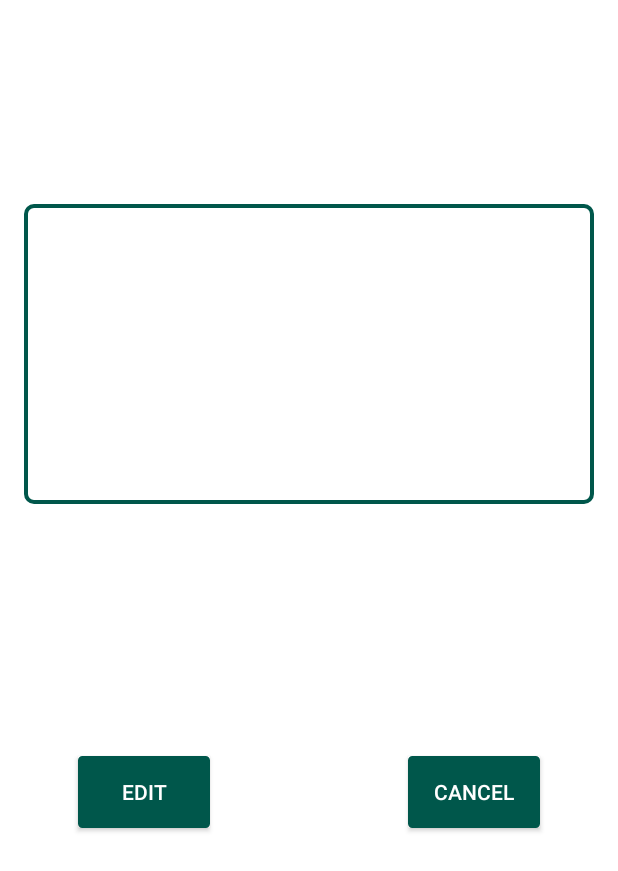
After one commit to theshid/ClipBoard-Manager, an Android app: the EditActivity screen opened directly, with no data from a screen before it, on a phone screen of 412 x 824 dp. The commit adds this screen. Shown: the top 871 px of the screen. Run offline under Robolectric (Android 15) with nearby library versions, the phone set to English and light mode, and no system bars; our stand-ins replace Room's generated code; 2 statements that could not run were skipped.

Commit message:
edit function added

```diff
--- a/app/src/main/java/com/shid/clip/Database/ClipDAO.java
+++ b/app/src/main/java/com/shid/clip/Database/ClipDAO.java
@@ -26,6 +26,9 @@ public interface ClipDAO {
     @Query("UPDATE clip SET favorite = :fav WHERE clipId = :id")
     void update(int fav,int id);
 
+    @Query("UPDATE clip SET entry = :ent WHERE clipId = :id")
+    void updateClip(String ent, int id);
+
 
 
 
--- /dev/null
+++ b/app/src/main/java/com/shid/clip/UI/EditActivity.java
@@ -0,0 +1,112 @@
+package com.shid.clip.UI;
+
+import androidx.annotation.Nullable;
+import androidx.appcompat.app.AppCompatActivity;
+import androidx.lifecycle.Observer;
+import androidx.lifecycle.ViewModelProviders;
+
+import android.content.Intent;
+import android.os.Bundle;
+import android.util.Log;
+import android.view.View;
+import android.widget.Button;
+import android.widget.EditText;
+import android.widget.Toast;
+
+import com.google.android.material.textfield.TextInputEditText;
+import com.shid.clip.Database.AppDatabase;
+import com.shid.clip.Database.ClipEntry;
+import com.shid.clip.R;
+import com.shid.clip.Utils.AppExecutor;
+import com.shid.clip.Utils.SharedPref;
+import com.shid.clip.ViewModel.MainViewModel;
+
+import java.util.List;
+
+public class EditActivity extends AppCompatActivity {
+    private Button btn_edit;
+    private Button btn_cancel;
+    private EditText editText;
+    private List<ClipEntry> clipEntries;
+    private MainViewModel viewModel;
+    private int position;
+    private AppDatabase mDb;
+    private SharedPref sharedPref;
+
+    @Override
+    protected void onCreate(Bundle savedInstanceState) {
+        checkPref();
+        super.onCreate(savedInstanceState);
+        setContentView(R.layout.edit_layout);
+
+        btn_cancel = findViewById(R.id.btn_cancel);
+        btn_edit = findViewById(R.id.btn_edit);
+        editText = findViewById(R.id.editText_edit);
+        mDb = AppDatabase.getInstance(this);
+        clipEntries = (List<ClipEntry>)getIntent().getSerializableExtra("list");
+        setupViewModel();
+        checkIntent();
+
+        final ClipEntry clipEntry = clipEntries.get(position);
+        //editText.setText(clipEntry.getEntry());
+        editText.append(clipEntry.getEntry());
+
+
+
+        btn_edit.setOnClickListener(new View.OnClickListener() {
+            @Override
+            public void onClick(View v) {
+                AppExecutor.getInstance().diskIO().execute(new Runnable() {
+                    @Override
+                    public void run() {
+                        String text = editText.getText().toString();
+                        int id = clipEntry.getClipId();
+                        mDb.clipDao().updateClip(text,id);
+                    }
+                });
+                Toast.makeText(EditActivity.this,"Clip updated",Toast.LENGTH_LONG).show();
+                backToMainIntent();
+
+            }
+        });
+
+        btn_cancel.setOnClickListener(new View.OnClickListener() {
+            @Override
+            public void onClick(View v) {
+                backToMainIntent();
+            }
+        });
+    }
+
+    public void backToMainIntent() {
+        Intent intent = new Intent(EditActivity.this, MainActivity.class);
+        startActivity(intent);
+    }
+
+    private void setupViewModel() {
+        viewModel = ViewModelProviders.of(EditActivity.this).get(MainViewModel.class);
+        viewModel.getClips().observe(this, new Observer<List<ClipEntry>>() {
+            @Override
+            public void onChanged(@Nullable List<ClipEntry> taskEntries) {
+                Log.d("Fragment", "Updating list of tasks from LiveData in ViewModel");
+                clipEntries = taskEntries;
+            }
+        });
+    }
+
+    private void checkPref() {
+        sharedPref = new SharedPref(this);
+
+        if (sharedPref.loadNightMode()) {
+            setTheme(R.style.DarkTheme);
+
+        } else {
+            setTheme(R.style.DayTheme);
+
+        }
+    }
+
+    private void checkIntent(){
+        position = getIntent().getIntExtra("position",0);
+    }
+}
--- a/app/src/main/java/com/shid/clip/UI/MainActivity.java
+++ b/app/src/main/java/com/shid/clip/UI/MainActivity.java
@@ -10,6 +10,7 @@
 import android.view.animation.Animation;
 import android.view.animation.AnimationUtils;
 import android.widget.ImageView;
+import android.widget.LinearLayout;
 
 import com.google.android.material.appbar.AppBarLayout;
 import com.google.android.material.tabs.TabLayout;
@@ -32,6 +33,7 @@
     private boolean isServiceOn = false;
     private SharedPref sharedPref;
     private SparkButton sparkButton;
+
 
 
     @Override
@@ -88,6 +90,7 @@
         appBarLayout = findViewById(R.id.app_bar_id);
         viewPager = findViewById(R.id.view_pager);
         sparkButton = findViewById(R.id.spark_button);
+
     }
 
     private void setButtonAnimation() {
--- /dev/null
+++ b/app/src/main/res/drawable/btn_edit_background.xml
@@ -0,0 +1,15 @@
+<?xml version="1.0" encoding="utf-8"?>
+<ripple xmlns:android="http://schemas.android.com/apk/res/android"
+    android:color="@color/ripple_effect_color">
+
+    <item>
+        <shape android:shape="rectangle">
+            <solid android:color="@color/colorPrimaryDark"></solid>
+            <stroke
+                android:width="2dp"
+                android:color="@color/colorPrimaryDark"></stroke>
+            <corners android:radius="2dp"></corners>
+        </shape>
+    </item>
+
+</ripple>
--- /dev/null
+++ b/app/src/main/res/drawable/edit_text_shape.xml
@@ -0,0 +1,9 @@
+<?xml version="1.0" encoding="utf-8"?>
+<shape xmlns:android="http://schemas.android.com/apk/res/android"
+    android:shape="rectangle">
+    <solid android:color="#00000000" />
+    <stroke android:width="2.5dp"
+        android:color="@color/colorPrimaryDark" />
+    <corners
+        android:radius="5dp"/>
+</shape>
--- a/app/src/main/res/layout/activity_main.xml
+++ b/app/src/main/res/layout/activity_main.xml
@@ -5,6 +5,7 @@
     android:layout_width="match_parent"
     android:layout_height="match_parent"
     android:orientation="vertical"
+
     tools:context=".UI.MainActivity">
 
     <com.google.android.material.appbar.AppBarLayout
--- /dev/null
+++ b/app/src/main/res/layout/edit_layout.xml
@@ -0,0 +1,51 @@
+<?xml version="1.0" encoding="utf-8"?>
+<androidx.constraintlayout.widget.ConstraintLayout xmlns:android="http://schemas.android.com/apk/res/android"
+    xmlns:tools="http://schemas.android.com/tools"
+    android:layout_width="match_parent"
+    android:layout_height="match_parent"
+    xmlns:app="http://schemas.android.com/apk/res-auto"
+    android:orientation="vertical"
+    android:background="?attr/backgroundColor">
+
+
+    <EditText
+        android:id="@+id/editText_edit"
+        android:layout_width="match_parent"
+        android:layout_height="200dp"
+        android:layout_marginStart="16dp"
+        android:layout_marginTop="136dp"
+        android:layout_marginEnd="16dp"
+        android:background="@drawable/edit_text_shape"
+       android:padding="5dp"
+        android:textColor="?attr/textColor"
+        app:layout_constraintEnd_toEndOf="parent"
+        app:layout_constraintHorizontal_bias="0.0"
+        app:layout_constraintStart_toStartOf="parent"
+        app:layout_constraintTop_toTopOf="parent" />
+
+    <Button
+        android:id="@+id/btn_edit"
+        android:layout_width="wrap_content"
+        android:layout_height="wrap_content"
+        android:layout_marginStart="52dp"
+        android:layout_marginTop="168dp"
+        android:background="@drawable/btn_edit_background"
+        android:text="Edit"
+        android:textColor="@android:color/white"
+        app:layout_constraintStart_toStartOf="parent"
+        app:layout_constraintTop_toBottomOf="@+id/editText_edit" />
+
+    <Button
+        android:id="@+id/btn_cancel"
+        android:layout_width="wrap_content"
+        android:layout_height="wrap_content"
+        android:layout_marginTop="168dp"
+        android:layout_marginEnd="52dp"
+        android:background="@drawable/btn_edit_background"
+        android:text="Cancel"
+        android:textColor="@android:color/white"
+        app:layout_constraintEnd_toEndOf="parent"
+        app:layout_constraintTop_toBottomOf="@+id/editText_edit" />
+
+
+</androidx.constraintlayout.widget.ConstraintLayout>
--- a/app/src/main/res/layout/home_fragment.xml
+++ b/app/src/main/res/layout/home_fragment.xml
@@ -4,6 +4,7 @@
     android:orientation="vertical"
     android:layout_width="match_parent"
     android:layout_height="match_parent"
+    android:id="@+id/rootLayout"
     android:background="?attr/backgroundColor">
 
     <androidx.appcompat.widget.SwitchCompat
--- a/app/src/main/res/values/colors.xml
+++ b/app/src/main/res/values/colors.xml
@@ -5,4 +5,7 @@
     <color name="colorAccent">#D81B60</color>
     <color name="tabIndicatorColor">#F72617</color>
     <color name="tabTextColor">#fff</color>
+
+    <color name="ripple_effect_color">#f816a463</color>
+    <color name="btnCopy">#1fbad6</color>
 </resources>
```
Also changed, not shown: app/src/main/AndroidManifest.xml (+6 -5 lines), app/src/main/java/com/shid/clip/Adapters/ClipAdapter.java (+1 -7 lines), app/src/main/java/com/shid/clip/Database/ClipEntry.java (+13 -1 lines), app/src/main/java/com/shid/clip/UI/FragmentHome.java (+72 -2 lines), app/src/main/res/drawable/btn_copy_background.xml (added, +15 -0 lines), app/src/main/res/layout/activity_edit.xml (added, +46 -0 lines), app/src/main/res/layout/dialog_layout.xml (added, +9 -0 lines).
